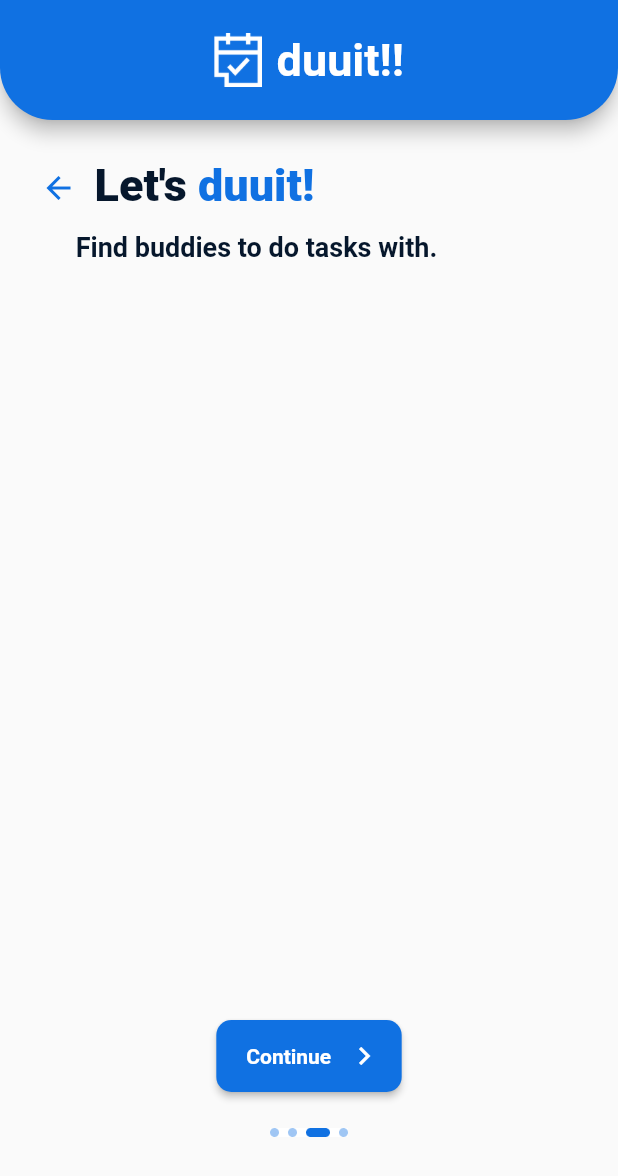
After one commit to priyanshu-sekhar/duuit-app, a Flutter app: the OnboardingScreen4 screen opened by its route, on a phone screen of 412 x 824 dp. The commit adds this screen. Shown: the top 1176 px of the screen. Run offline on Flutter 3.47's test engine with Material 2 defaults, Android fonts, the phone set to English and light mode, and no system bars.

Commit message:
added onboarding screen 4 without list

```diff
--- a/lib/src/app.dart
+++ b/lib/src/app.dart
@@ -3,6 +3,7 @@ import 'package:duuit/src/screens/login_screen.dart';
 import 'package:duuit/src/screens/onboarding/onboarding_screen_1.dart';
 import 'package:duuit/src/screens/onboarding/onboarding_screen_2.dart';
 import 'package:duuit/src/screens/onboarding/onboarding_screen_3.dart';
+import 'package:duuit/src/screens/onboarding/onboarding_screen_4.dart';
 import 'package:flutter/cupertino.dart';
 import 'package:flutter/material.dart';
 
@@ -19,7 +20,8 @@ class App extends StatelessWidget {
           '/': (context) => LoginScreen(),
           OnboardingScreen1.route: (context) => OnboardingScreen1(),
           OnboardingScreen2.route: (context) => OnboardingScreen2(),
-          OnboardingScreen3.route: (context) => OnboardingScreen3()
+          OnboardingScreen3.route: (context) => OnboardingScreen3(),
+          OnboardingScreen4.route: (context) => OnboardingScreen4()
         },
       ),
     );
--- a/lib/src/screens/onboarding/onboarding_screen_1.dart
+++ b/lib/src/screens/onboarding/onboarding_screen_1.dart
@@ -13,7 +13,6 @@ class OnboardingScreen1 extends StatelessWidget {
     return Scaffold(
         appBar: Header(),
         body: Container(
-          margin: EdgeInsets.only(top: 20),
           child: Stack(
             children: [
               OnboardingHeader(),
--- a/lib/src/screens/onboarding/onboarding_screen_2.dart
+++ b/lib/src/screens/onboarding/onboarding_screen_2.dart
@@ -13,7 +13,6 @@ class OnboardingScreen2 extends StatelessWidget {
     return Scaffold(
         appBar: Header(),
         body: Container(
-          margin: EdgeInsets.only(top: 20),
           child: Column(
             children: [
               OnboardingHeader(
--- a/lib/src/screens/onboarding/onboarding_screen_3.dart
+++ b/lib/src/screens/onboarding/onboarding_screen_3.dart
@@ -1,4 +1,5 @@
 import 'package:duuit/src/args/onboarding/onboarding_screen_3_args.dart';
+import 'package:duuit/src/screens/onboarding/onboarding_screen_4.dart';
 import 'package:duuit/src/widgets/continue_button.dart';
 import 'package:duuit/src/widgets/header.dart';
 import 'package:duuit/src/widgets/onboarding_header.dart';
@@ -16,7 +17,6 @@ class OnboardingScreen3 extends StatelessWidget {
     return Scaffold(
       appBar: Header(),
       body: Container(
-        margin: EdgeInsets.only(top: 20),
         child: Column(
           children: [
             OnboardingHeader(
@@ -30,7 +30,7 @@ class OnboardingScreen3 extends StatelessWidget {
             Padding(padding: EdgeInsets.only(top: 27)),
             doItFor(),
             Padding(padding: EdgeInsets.only(top: 48)),
-            ContinueButton(),
+            ContinueButton(route: OnboardingScreen4.route),
             Padding(padding: EdgeInsets.only(top: 48)),
             Image.asset('assets/g2.jpg')
           ],
--- /dev/null
+++ b/lib/src/screens/onboarding/onboarding_screen_4.dart
@@ -0,0 +1,49 @@
+import 'package:duuit/src/widgets/continue_button.dart';
+import 'package:duuit/src/widgets/header.dart';
+import 'package:duuit/src/widgets/onboarding_header.dart';
+import 'package:flutter/cupertino.dart';
+import 'package:flutter/material.dart';
+
+class OnboardingScreen4 extends StatelessWidget {
+  static const route = '/onboarding/4';
+
+  @override
+  Widget build(BuildContext context) {
+    return Scaffold(
+      appBar: Header(),
+      body: Container(
+        child: Column(
+          mainAxisAlignment: MainAxisAlignment.start,
+          children: [
+            OnboardingHeader(
+              header: 'Let\'s ',
+              highlightedText: 'duuit!',
+            ),
+            Transform.translate(
+              offset: Offset(-35, 0),
+              child: Text(
+                'Find buddies to do tasks with.',
+                style: TextStyle(
+                  color: Color(0xFF06172C),
+                  fontWeight: FontWeight.w600,
+                  fontSize: 18,
+                ),
+              ),
+            ),
+            Padding(padding: EdgeInsets.only(top: 20)),
+            Expanded(child: buddyList()),
+            Padding(padding: EdgeInsets.only(top: 24)),
+            ContinueButton(),
+            Padding(padding: EdgeInsets.only(top: 24)),
+            Image.asset('assets/g3.jpg'),
+            Padding(padding: EdgeInsets.only(bottom: 66))
+          ],
+        ),
+      ),
+    );
+  }
+
+  Widget buddyList() {
+    return Container();
+  }
+}
--- a/lib/src/widgets/onboarding_header.dart
+++ b/lib/src/widgets/onboarding_header.dart
@@ -10,7 +10,7 @@ class OnboardingHeader extends StatelessWidget {
   @override
   Widget build(BuildContext context) {
     return Container(
-      margin: EdgeInsets.only(left: 15, right: 64),
+      margin: EdgeInsets.only(left: 15, right: 64, top: 26),
       alignment: Alignment.topLeft,
       child: Row(
         crossAxisAlignment: CrossAxisAlignment.start,
@@ -20,8 +20,6 @@ class OnboardingHeader extends StatelessWidget {
         ],
       ),
     );
-
-
   }
 
   Widget buildHeader() {
```
Also changed, not shown: assets/2.0x/g3.jpg (added), assets/3.0x/g3.jpg (added), assets/g3.jpg (added).
